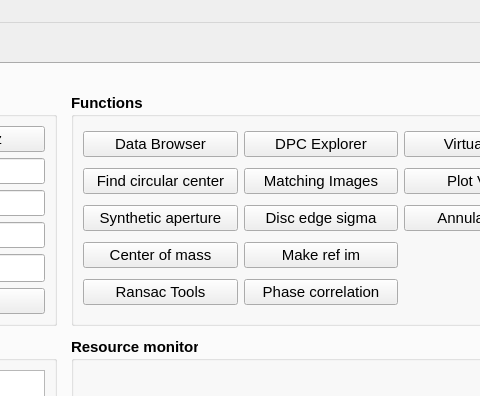
Old version of the form fpd_explorer/frontend/res/homescreen.ui in the repository CS26-FPD-Explorer/FPD-Explorer; both pictures show x 472 to 952 and y 0 to 396 of the 1072 by 735 pixel window.
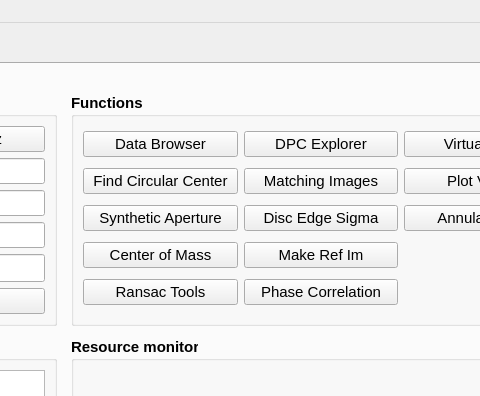
New version of the form. Custom widgets are drawn as their Qt base class.

Commit message:
Update button names in Functions section of Home
Letter case was random. Hence, makes all names consistent.

```diff
--- a/fpd_explorer/frontend/res/homescreen.ui
+++ b/fpd_explorer/frontend/res/homescreen.ui
@@ -217,7 +217,7 @@
               </font>
              </property>
              <property name="text">
-              <string>Synthetic aperture</string>
+              <string>Synthetic Aperture</string>
              </property>
              <property name="checkable">
               <bool>false</bool>
@@ -238,7 +238,7 @@
               </font>
              </property>
              <property name="text">
-              <string>Find circular center</string>
+              <string>Find Circular Center</string>
              </property>
              <property name="checkable">
               <bool>false</bool>
@@ -343,7 +343,7 @@
               </font>
              </property>
              <property name="text">
-              <string>Center of mass</string>
+              <string>Center of Mass</string>
              </property>
              <property name="checkable">
               <bool>false</bool>
@@ -406,7 +406,7 @@
               </font>
              </property>
              <property name="text">
-              <string>Disc edge sigma</string>
+              <string>Disc Edge Sigma</string>
              </property>
              <property name="checkable">
               <bool>false</bool>
@@ -433,7 +433,7 @@
               </font>
              </property>
              <property name="text">
-              <string>Make ref im</string>
+              <string>Make Ref Im</string>
              </property>
              <property name="checkable">
               <bool>false</bool>
@@ -454,7 +454,7 @@
               </font>
              </property>
              <property name="text">
-              <string>Phase correlation</string>
+              <string>Phase Correlation</string>
              </property>
              <property name="checkable">
               <bool>false</bool>
```
